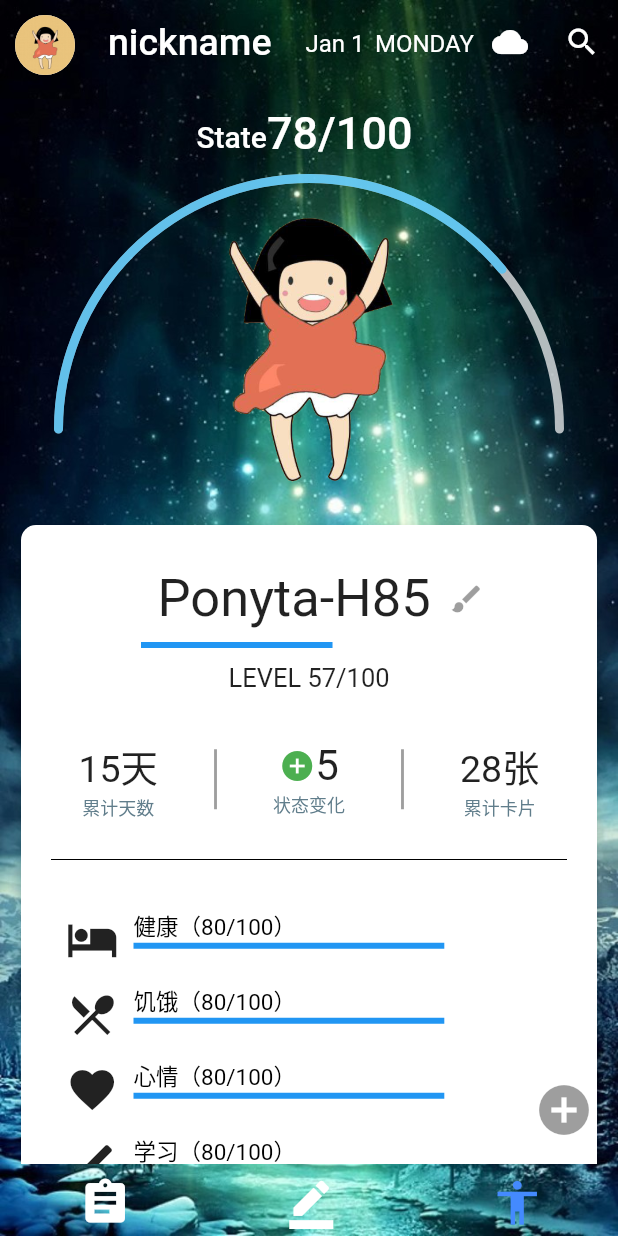
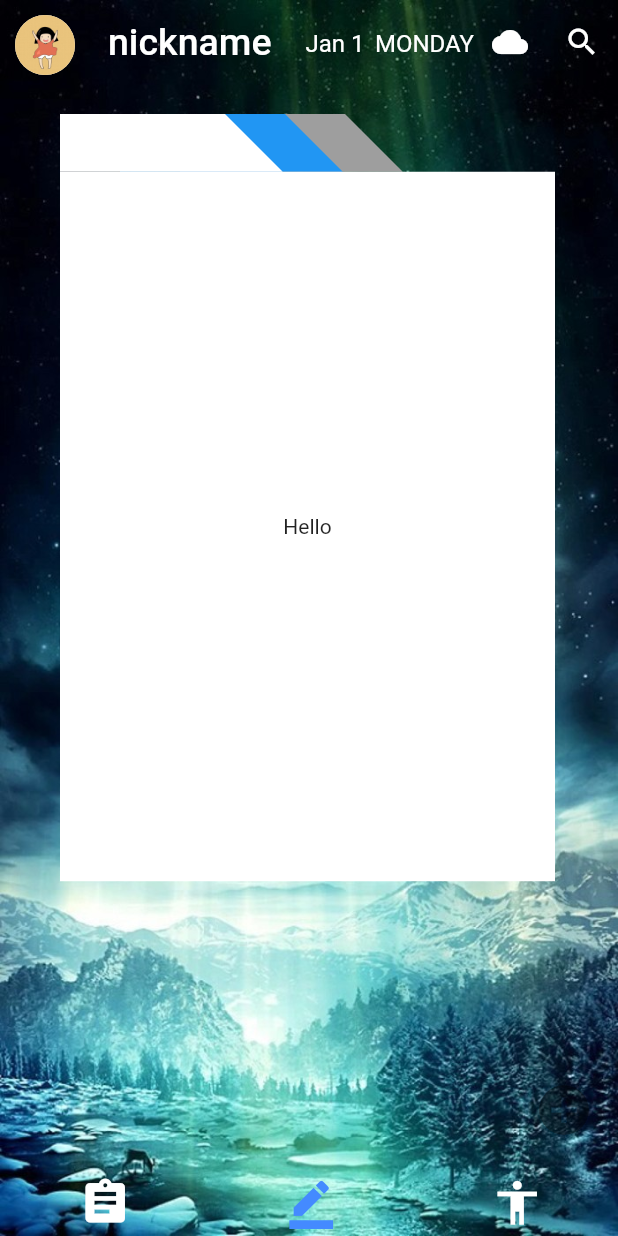
Before and after one commit to scutse-man-month-myth/InkYear, a Flutter app: the screen it shows after launch, on a phone screen of 412 x 824 dp. Run offline on Flutter 3.47's test engine with Material 2 defaults, Android fonts, the phone set to English and light mode, and no system bars.

Commit message:
增加了编辑卡片的主页面类

```diff
--- a/frontend_dev/lib/main.dart
+++ b/frontend_dev/lib/main.dart
@@ -9,6 +9,7 @@ import 'package:frontend_dev/constants/IconStyle.dart';
 import 'package:frontend_dev/constants/StringStyle.dart';
 import 'package:frontend_dev/datas/Location.dart'; // TODO:降低这个类的耦合
 import 'package:frontend_dev/tools/Card.dart'; //导入Card
+import 'package:frontend_dev/pages/card_page.dart';
 
 void main() => runApp(MyApp());
 
@@ -55,7 +56,7 @@ class _MyHomePageState extends State<MyHomePage> {
   // 页面参数
   // TODO:在initState里初始化
   List<Widget> _bodys;
-  int _tabIndex = 2;
+  int _tabIndex = 1;
 
   // 得到页面
   // TODO:临时填充将被替换
@@ -72,21 +73,7 @@ class _MyHomePageState extends State<MyHomePage> {
     _bodys = [
       _getBody(0),
       //改卡片页面demo，还没写类
-      new Stack(
-        children: <Widget>[
-          new Positioned(
-            top: 50,
-            left: 40,
-            child: new MainCard(
-              cardSize: 110,
-              color: Colors.white,
-              child: new Center(
-                  child: new Text("Hello")
-              ),
-            ),
-          )
-        ],
-      ),
+      CardPage(),
       DailyRecord(),
     ];
   }
--- /dev/null
+++ b/frontend_dev/lib/pages/card_page.dart
@@ -0,0 +1,44 @@
+import 'package:flutter/material.dart';
+import 'package:frontend_dev/tools/Card.dart';
+import 'package:frontend_dev/tools/Tag.dart';
+
+//编辑卡片页面
+class CardPage extends StatefulWidget{
+  _CardPageState createState() => _CardPageState();
+}
+
+class _CardPageState extends State<CardPage>{
+  Widget build(BuildContext context){
+    return new Stack(
+      children: <Widget>[
+        new Positioned(
+            top: 20,
+            left: 120,
+            child: MainTag(
+              size: 110,
+              color: Colors.grey,
+            )
+        ),
+        new Positioned(
+            top: 20,
+            left: 80,
+            child: MainTag(
+              size: 110,
+              color: Colors.blue,
+            )
+        ),
+        new Positioned(
+          top: 20,
+          left: 40,
+          child: new MainCard(
+            cardSize: 110,
+            color: Colors.white,
+            child: new Center(
+                child: new Text("Hello")
+            ),
+          ),
+        ),
+      ],
+    );
+  }
+}
--- a/frontend_dev/lib/tools/Card.dart
+++ b/frontend_dev/lib/tools/Card.dart
@@ -25,7 +25,7 @@ class MainCardState extends State<MainCard>{
           color: widget.color,
         ),
         new Container(
-          height: 4 * widget.cardSize,
+          height: 4.3 * widget.cardSize,
           width: 3 * widget.cardSize,
           margin: EdgeInsets.all(0),
           color: widget.color,
--- a/frontend_dev/lib/tools/Tag.dart
+++ b/frontend_dev/lib/tools/Tag.dart
@@ -70,16 +70,16 @@ class SelectTagState extends State<SelectTag>{
           padding: EdgeInsets.all(0),
           margin: EdgeInsets.all(0),
           color: widget.color,
-          height: 0.35 * widget.size,
+          height: 0.30 * widget.size,
           width: widget.size,
         ),
         new CustomPaint(
           painter: new TriangleCustomPainter(
               context,
               <Coordinate>[
-                new Coordinate(cx:0 , cy: -0.35 * widget.size / 2),
-                new Coordinate(cx:0 , cy: 0.35 * widget.size / 2),
-                new Coordinate(cx: 0.35 * widget.size , cy: 0.35 * widget.size / 2),
+                new Coordinate(cx:0 , cy: -0.30 * widget.size / 2),
+                new Coordinate(cx:0 , cy: 0.30 * widget.size / 2),
+                new Coordinate(cx: 0.35 * widget.size , cy: 0.30 * widget.size / 2),
               ],
               color: widget.color
           ),
```
